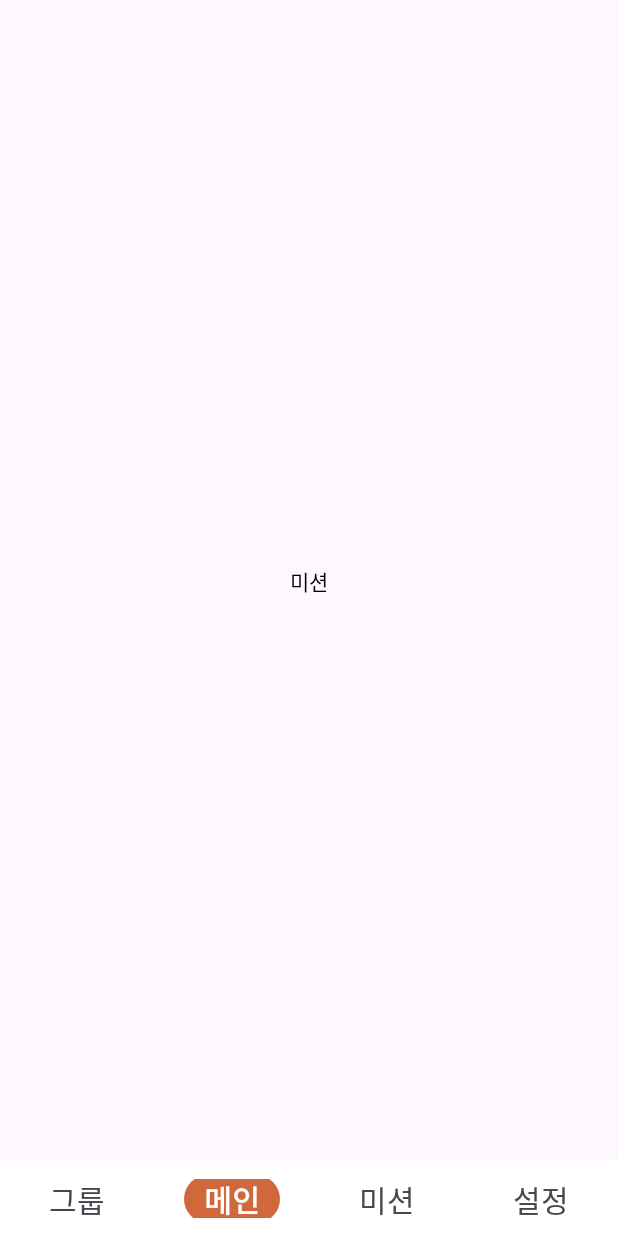
After one commit to activedg/Silver_Together, an Android app: the fragment MissionFragment placed in its activity, on a phone screen of 412 x 824 dp. The commit adds this screen. Run offline under Robolectric (Android 15) with nearby library versions, the phone set to English and light mode, and no system bars; our stand-ins replace data binding.

Commit message:
[ADD] 하단바 추가

```diff
--- a/app/src/main/AndroidManifest.xml
+++ b/app/src/main/AndroidManifest.xml
@@ -4,7 +4,7 @@
     package="com.example.silver_together">
 
     <application
-        android:allowBackup="true"
+        android:allowBackup="false"
         android:dataExtractionRules="@xml/data_extraction_rules"
         android:fullBackupContent="@xml/backup_rules"
         android:icon="@mipmap/ic_launcher"
--- /dev/null
+++ b/app/src/main/java/com/example/silver_together/ui/HomeFragment.kt
@@ -0,0 +1,9 @@
+package com.example.silver_together.ui
+
+import com.example.silver_together.R
+import com.example.silver_together.base.BaseFragment
+import com.example.silver_together.databinding.FragmentHomeBinding
+
+class HomeFragment : BaseFragment<FragmentHomeBinding>(R.layout.fragment_home) {
+
+}
--- a/app/src/main/java/com/example/silver_together/ui/MainActivity.kt
+++ b/app/src/main/java/com/example/silver_together/ui/MainActivity.kt
@@ -6,6 +6,46 @@ import com.example.silver_together.databinding.ActivityMainBinding
 
 class MainActivity : BaseActivity<ActivityMainBinding>(R.layout.activity_main) {
     override fun initView() {
-        binding.tvTest.text = "테스트"
+        binding.mainBottomNav.apply {
+            itemActiveIndicatorColor = getColorStateList(R.color.color_st)
+        }
+        initBottomNavigation()
+    }
+    private fun initBottomNavigation(){
+        // 메인 화면으로 시작
+        binding.mainBottomNav.selectedItemId = R.id.bottom_nav_main
+        goSelectedPage(1)
+
+        binding.mainBottomNav.setOnItemSelectedListener {
+            when(it.itemId){
+                R.id.bottom_nav_group -> {
+                    goSelectedPage(0)
+                    return@setOnItemSelectedListener true
+                }
+                R.id.bottom_nav_main -> {
+                    goSelectedPage(1)
+                    return@setOnItemSelectedListener true
+                }
+                R.id.bottom_nav_mission -> {
+                    goSelectedPage(2)
+                    return@setOnItemSelectedListener true
+                }
+                R.id.bottom_nav_setting -> {
+                    goSelectedPage(3)
+                    return@setOnItemSelectedListener true
+                }
+            }
+            false
+        }
+    }
+
+    private fun goSelectedPage(pageIdx: Int){
+        supportFragmentManager.beginTransaction()
+            .replace(R.id.main_frm, when(pageIdx) {
+                0 -> GroupFragment()
+                1 -> HomeFragment()
+                2 -> MissionFragment()
+                else -> SettingFragment()
+            }).commitAllowingStateLoss()
     }
 }
--- /dev/null
+++ b/app/src/main/java/com/example/silver_together/ui/MissionFragment.kt
@@ -0,0 +1,8 @@
+package com.example.silver_together.ui
+
+import com.example.silver_together.R
+import com.example.silver_together.base.BaseFragment
+import com.example.silver_together.databinding.FragmentMissionBinding
+
+class MissionFragment : BaseFragment<FragmentMissionBinding>(R.layout.fragment_mission) {
+}
--- a/app/src/main/res/layout/activity_main.xml
+++ b/app/src/main/res/layout/activity_main.xml
@@ -6,16 +6,21 @@
     android:layout_width="match_parent"
     android:layout_height="match_parent"
     tools:context=".ui.MainActivity">
-    <TextView
-        android:id="@+id/tv_test"
-        android:text="test"
-        android:textSize="16sp"
-        app:layout_constraintStart_toStartOf="parent"
-        app:layout_constraintEnd_toEndOf="parent"
+    <FrameLayout
+        android:id="@+id/main_frm"
+        android:layout_width="match_parent"
+        android:layout_height="0dp"
         app:layout_constraintTop_toTopOf="parent"
-        app:layout_constraintBottom_toBottomOf="parent"
-        android:layout_width="wrap_content"
-        android:layout_height="wrap_content"/>
+        app:layout_constraintBottom_toTopOf="@id/main_bottom_nav"/>
+    <com.google.android.material.bottomnavigation.BottomNavigationView
+        android:id="@+id/main_bottom_nav"
+        android:layout_width="match_parent"
+        android:layout_height="50dp"
+        app:itemIconSize="0dp"
+        app:itemBackground="@color/white"
+        app:menu="@menu/bottom_menu"
+        app:labelVisibilityMode="labeled"
+        app:layout_constraintBottom_toBottomOf="parent"/>
 
 </androidx.constraintlayout.widget.ConstraintLayout>
 </layout>
--- /dev/null
+++ b/app/src/main/res/layout/fragment_mission.xml
@@ -0,0 +1,15 @@
+<?xml version="1.0" encoding="utf-8"?>
+<layout xmlns:app="http://schemas.android.com/apk/res-auto">
+<androidx.constraintlayout.widget.ConstraintLayout xmlns:android="http://schemas.android.com/apk/res/android"
+    android:layout_width="match_parent"
+    android:layout_height="match_parent">
+    <TextView
+        android:layout_width="wrap_content"
+        android:layout_height="wrap_content"
+        android:text="미션"
+        app:layout_constraintStart_toStartOf="parent"
+        app:layout_constraintEnd_toEndOf="parent"
+        app:layout_constraintTop_toTopOf="parent"
+        app:layout_constraintBottom_toBottomOf="parent"/>
+</androidx.constraintlayout.widget.ConstraintLayout>
+</layout>
--- /dev/null
+++ b/app/src/main/res/menu/bottom_menu.xml
@@ -0,0 +1,20 @@
+<?xml version="1.0" encoding="utf-8"?>
+<menu xmlns:android="http://schemas.android.com/apk/res/android"
+    xmlns:app="http://schemas.android.com/apk/res-auto">
+    <item
+        android:id="@+id/bottom_nav_group"
+        android:title="그룹"
+        app:showAsAction="always" />
+    <item
+        android:id="@+id/bottom_nav_main"
+        android:title="메인"
+        app:showAsAction="always" />
+    <item
+        android:id="@+id/bottom_nav_mission"
+        android:title="미션"
+        app:showAsAction="always" />
+    <item
+        android:id="@+id/bottom_nav_setting"
+        android:title="설정"
+        app:showAsAction="always" />
+</menu>
--- a/app/src/main/res/values/colors.xml
+++ b/app/src/main/res/values/colors.xml
@@ -1,5 +1,6 @@
 <?xml version="1.0" encoding="utf-8"?>
 <resources>
+    <color name="color_st">#D0683B</color>
     <color name="purple_200">#FFBB86FC</color>
     <color name="purple_500">#FF6200EE</color>
     <color name="purple_700">#FF3700B3</color>
--- a/app/src/main/res/values/themes.xml
+++ b/app/src/main/res/values/themes.xml
@@ -1,10 +1,11 @@
 <resources xmlns:tools="http://schemas.android.com/tools">
     <!-- Base application theme. -->
-    <style name="Theme.Silver_Together" parent="Theme.MaterialComponents.Light.NoActionBar">
+    <style name="Theme.Silver_Together" parent="Theme.Material3.Light.NoActionBar">
         <!-- Primary brand color. -->
-        <item name="colorPrimary">@color/purple_500</item>
+        <item name="colorPrimary">@color/color_st</item>
         <item name="colorPrimaryVariant">@color/purple_700</item>
         <item name="colorOnPrimary">@color/white</item>
+        <item name="colorOnSurface">@color/white</item>
         <!-- Secondary brand color. -->
         <item name="colorSecondary">@color/teal_200</item>
         <item name="colorSecondaryVariant">@color/teal_700</item>
@@ -15,7 +16,32 @@
         <item name="android:navigationBarColor">@android:color/transparent</item>
         <item name="android:windowTranslucentStatus">false</item>
         <item name="android:windowFullscreen">false</item>
+
+        <item name="bottomNavigationStyle">@style/Widget.App.BottomNavigationView</item>
         <!-- Text Color and Font. -->
         <item name="android:textColor">@color/black</item>
     </style>
+
+    <style name="Widget.App.BottomNavigationView" parent="Widget.Material3.BottomNavigationView">
+        <item name="itemTextAppearanceActive">@style/TextAppearance.BottomNavigationView.Active</item>
+        <item name="itemTextAppearanceInactive">@style/TextAppearance.BottomNavigationView.Inactive</item>
+        <item name="materialThemeOverlay">@style/ThemeOverlay.App.BottomNavigationView</item>
+    </style>
+
+    <style name="ThemeOverlay.App.BottomNavigationView" parent="">
+        <item name="colorOnSurface">@color/white</item>
+    </style>
+
+    <style name="TextAppearance"/>
+    <style name="TextAppearance.BottomNavigationView"/>
+
+    <!-- inactive tab icon style -->
+    <style name="TextAppearance.BottomNavigationView.Inactive">
+        <item name="android:textSize">20dp</item>
+    </style>
+
+    <!-- active tab icon style -->
+    <style name="TextAppearance.BottomNavigationView.Active">
+        <item name="android:textSize">20dp</item>
+    </style>
 </resources>
```
Also changed, not shown: app/src/main/java/com/example/silver_together/ui/GroupFragment.kt (added, +7 -0 lines), app/src/main/java/com/example/silver_together/ui/SettingFragment.kt (added, +8 -0 lines), app/src/main/res/layout/fragment_group.xml (added, +16 -0 lines), app/src/main/res/layout/fragment_home.xml (added, +16 -0 lines), app/src/main/res/layout/fragment_setting.xml (added, +15 -0 lines).
